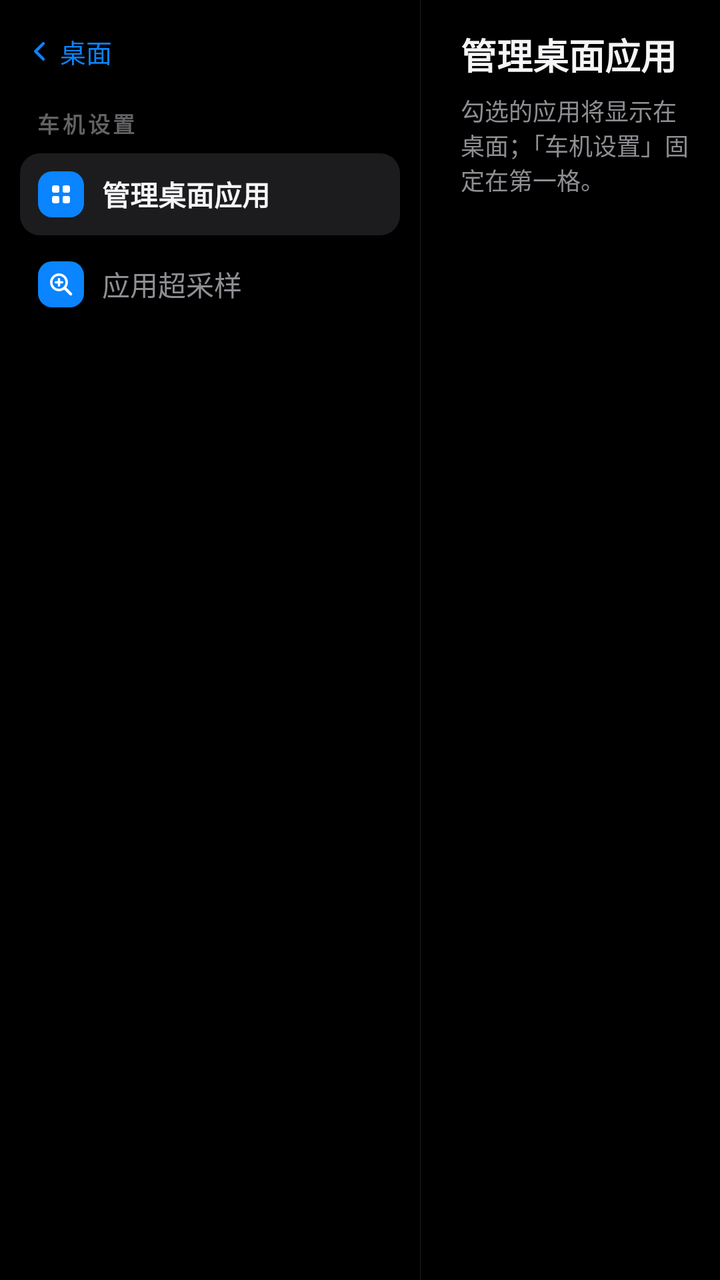
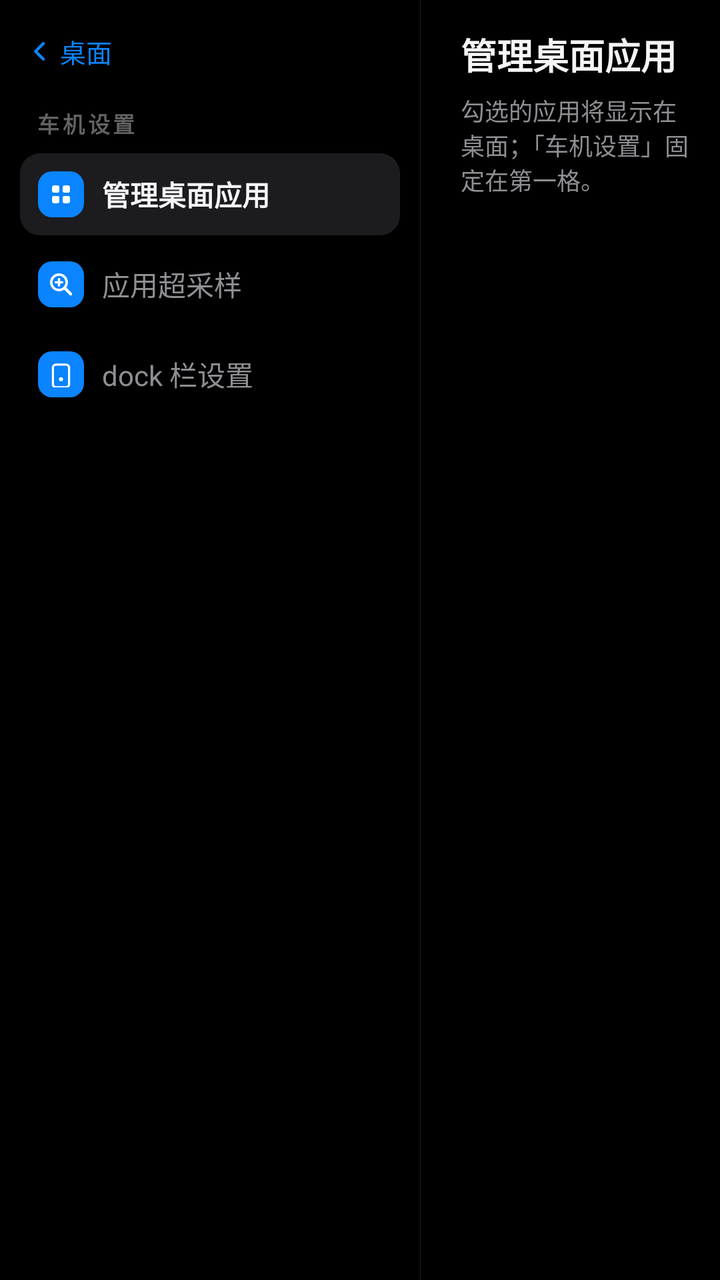

Compare the two renders of this Android layout. The source of the first and the diff that turns it into the second are given below.
<!-- AndroidManifest.xml: activity theme Theme.CarPlaySender.Settings -->
<!-- res/layout/activity_settings.xml -->
<?xml version="1.0" encoding="utf-8"?>
<LinearLayout xmlns:android="http://schemas.android.com/apk/res/android"
    android:layout_width="match_parent"
    android:layout_height="match_parent"
    android:orientation="horizontal"
    android:background="#FF000000">

    
    <LinearLayout
        android:id="@+id/settingsMenu"
        android:layout_width="210dp"
        android:layout_height="match_parent"
        android:orientation="vertical"
        android:paddingLeft="10dp"
        android:paddingRight="10dp"
        android:paddingTop="10dp"
        android:paddingBottom="12dp">

        <TextView
            android:id="@+id/btnBack"
            android:layout_width="wrap_content"
            android:layout_height="wrap_content"
            android:background="?android:attr/selectableItemBackground"
            android:drawableLeft="@drawable/ic_chevron_left"
            android:drawablePadding="4dp"
            android:gravity="center_vertical"
            android:paddingLeft="4dp"
            android:paddingTop="6dp"
            android:paddingRight="10dp"
            android:paddingBottom="6dp"
            android:text="桌面"
            android:textColor="#FF0A84FF"
            android:textSize="13sp" />

        <TextView
            android:layout_width="match_parent"
            android:layout_height="wrap_content"
            android:layout_marginLeft="8dp"
            android:layout_marginTop="12dp"
            android:layout_marginRight="8dp"
            android:letterSpacing="0.14"
            android:text="车机设置"
            android:textColor="#FF636366"
            android:textSize="11sp"
            android:textStyle="bold" />

        <LinearLayout
            android:id="@+id/menuDesktopApps"
            android:layout_width="match_parent"
            android:layout_height="wrap_content"
            android:layout_marginTop="7dp"
            android:background="@drawable/bg_menu_item"
            android:gravity="center_vertical"
            android:orientation="horizontal"
            android:padding="9dp">

            <ImageView
                android:layout_width="23dp"
                android:layout_height="23dp"
                android:background="@drawable/bg_menu_chip"
                android:importantForAccessibility="no"
                android:padding="5dp"
                android:src="@drawable/ic_menu_grid" />

            <TextView
                android:layout_width="wrap_content"
                android:layout_height="wrap_content"
                android:layout_marginLeft="9dp"
                android:text="管理桌面应用"
                android:textColor="#FFF5F5F7"
                android:textSize="14sp"
                android:textStyle="bold" />
        </LinearLayout>

        <LinearLayout
            android:id="@+id/menuSupersample"
            android:layout_width="match_parent"
            android:layout_height="wrap_content"
            android:layout_marginTop="4dp"
            android:background="?android:attr/selectableItemBackground"
            android:gravity="center_vertical"
            android:orientation="horizontal"
            android:padding="9dp">

            <ImageView
                android:layout_width="23dp"
                android:layout_height="23dp"
                android:background="@drawable/bg_menu_chip"
                android:importantForAccessibility="no"
                android:padding="5dp"
                android:src="@drawable/ic_menu_zoom" />

            <TextView
                android:layout_width="wrap_content"
                android:layout_height="wrap_content"
                android:layout_marginLeft="9dp"
                android:text="应用超采样"
                android:textColor="#FF8E8E93"
                android:textSize="14sp" />
        </LinearLayout>
    </LinearLayout>

    <View
        android:layout_width="1px"
        android:layout_height="match_parent"
        android:background="#FF1E1E21" />

    
    <FrameLayout
        android:layout_width="0dp"
        android:layout_height="match_parent"
        android:layout_weight="1">

        
        <LinearLayout
            android:id="@+id/contentDesktopApps"
            android:layout_width="match_parent"
            android:layout_height="match_parent"
            android:orientation="vertical"
            android:paddingLeft="20dp"
            android:paddingRight="13dp"
            android:paddingTop="14dp"
            android:paddingBottom="10dp">

            <LinearLayout
                android:layout_width="match_parent"
                android:layout_height="wrap_content"
                android:gravity="bottom"
                android:orientation="horizontal">

                <TextView
                    android:layout_width="wrap_content"
                    android:layout_height="wrap_content"
                    android:text="管理桌面应用"
                    android:textColor="#FFF5F5F7"
                    android:textSize="18sp"
                    android:textStyle="bold" />

                <TextView
                    android:id="@+id/settingsCount"
                    android:layout_width="wrap_content"
                    android:layout_height="wrap_content"
                    android:layout_marginLeft="10dp"
                    android:textColor="#FF8E8E93"
                    android:textSize="12sp" />
            </LinearLayout>

            <TextView
                android:layout_width="match_parent"
                android:layout_height="wrap_content"
                android:layout_marginTop="6dp"
                android:layout_marginBottom="11dp"
                android:text="勾选的应用将显示在桌面；「车机设置」固定在第一格。"
                android:textColor="#FF8E8E93"
                android:textSize="12sp" />

            
            <FrameLayout
                android:layout_width="match_parent"
                android:layout_height="0dp"
                android:layout_weight="1">

                <androidx.recyclerview.widget.RecyclerView
                    android:id="@+id/appList"
                    android:layout_width="match_parent"
                    android:layout_height="match_parent"
                    android:scrollbars="vertical" />

                <LinearLayout
                    android:id="@+id/appListIndex"
                    android:layout_width="wrap_content"
                    android:layout_height="wrap_content"
                    android:layout_gravity="right|center_vertical"
                    android:orientation="vertical"
                    android:paddingLeft="6dp" />
            </FrameLayout>
        </LinearLayout>

        
        <LinearLayout
            android:id="@+id/contentSupersample"
            android:layout_width="match_parent"
            android:layout_height="match_parent"
            android:orientation="vertical"
            android:paddingLeft="20dp"
            android:paddingRight="13dp"
            android:paddingTop="14dp"
            android:paddingBottom="10dp"
            android:visibility="gone">

            <TextView
                android:layout_width="wrap_content"
                android:layout_height="wrap_content"
                android:text="应用超采样"
                android:textColor="#FFF5F5F7"
                android:textSize="18sp"
                android:textStyle="bold" />

            <TextView
                android:layout_width="match_parent"
                android:layout_height="wrap_content"
                android:layout_marginTop="6dp"
                android:layout_marginBottom="11dp"
                android:text="超采样以 1.5× 分辨率渲染再缩回，竖屏应用顶部空带更小；横屏应用建议关闭（更清晰流畅）。自动 = 检测为竖屏应用时开启。"
                android:textColor="#FF8E8E93"
                android:textSize="12sp" />

            
            <FrameLayout
                android:layout_width="match_parent"
                android:layout_height="0dp"
                android:layout_weight="1">

                <androidx.recyclerview.widget.RecyclerView
                    android:id="@+id/ssList"
                    android:layout_width="match_parent"
                    android:layout_height="match_parent"
                    android:scrollbars="vertical" />

                <LinearLayout
                    android:id="@+id/ssListIndex"
                    android:layout_width="wrap_content"
                    android:layout_height="wrap_content"
                    android:layout_gravity="right|center_vertical"
                    android:orientation="vertical"
                    android:paddingLeft="6dp" />
            </FrameLayout>
        </LinearLayout>

        
        <TextView
            android:id="@+id/settingsToast"
            android:layout_width="wrap_content"
            android:layout_height="wrap_content"
            android:layout_gravity="bottom|center_horizontal"
            android:layout_marginBottom="21dp"
            android:alpha="0"
            android:background="@drawable/bg_settings_toast"
            android:paddingLeft="13dp"
            android:paddingTop="7dp"
            android:paddingRight="13dp"
            android:paddingBottom="7dp"
            android:textColor="#FFE5E5EA"
            android:textSize="12sp" />
    </FrameLayout>
</LinearLayout>
<!-- resources referenced by this layout -->
<resources>
  <!-- drawable bg_menu_chip (drawable) -->
  <?xml version="1.0" encoding="utf-8"?>
  <shape xmlns:android="http://schemas.android.com/apk/res/android"
      android:shape="rectangle">
      <solid android:color="#FF0A84FF" />
      <corners android:radius="7dp" />
  </shape>
  <!-- drawable bg_menu_item (drawable) -->
  <?xml version="1.0" encoding="utf-8"?>
  <shape xmlns:android="http://schemas.android.com/apk/res/android"
      android:shape="rectangle">
      <solid android:color="#FF1C1C1F" />
      <corners android:radius="10dp" />
  </shape>
  <!-- drawable bg_settings_toast (drawable) -->
  <?xml version="1.0" encoding="utf-8"?>
  <shape xmlns:android="http://schemas.android.com/apk/res/android"
      android:shape="rectangle">
      <solid android:color="#F01C1C1F" />
      <corners android:radius="8dp" />
  </shape>
  <!-- drawable ic_chevron_left (drawable) -->
  <?xml version="1.0" encoding="utf-8"?>
  <vector xmlns:android="http://schemas.android.com/apk/res/android"
      android:width="12dp"
      android:height="12dp"
      android:viewportWidth="16"
      android:viewportHeight="16">
      <path
          android:pathData="M10.2,2.8 L5,8 L10.2,13.2"
          android:strokeColor="#FF0A84FF"
          android:strokeWidth="2"
          android:strokeLineCap="round"
          android:strokeLineJoin="round"
          android:fillColor="#00000000" />
  </vector>
  <!-- drawable ic_menu_zoom (drawable) -->
  <?xml version="1.0" encoding="utf-8"?>
  <vector xmlns:android="http://schemas.android.com/apk/res/android"
      android:width="13dp"
      android:height="13dp"
      android:viewportWidth="64"
      android:viewportHeight="64">
      <path
          android:pathData="M27,8 a19,19 0 1 0 0,38 a19,19 0 1 0 0,-38"
          android:strokeColor="#FFFFFFFF"
          android:strokeWidth="6"
          android:fillColor="#00000000" />
      <path
          android:pathData="M41,41 L56,56"
          android:strokeColor="#FFFFFFFF"
          android:strokeWidth="7"
          android:strokeLineCap="round"
          android:fillColor="#00000000" />
      <path
          android:pathData="M27,19 v16 M19,27 h16"
          android:strokeColor="#FFFFFFFF"
          android:strokeWidth="5.5"
          android:strokeLineCap="round"
          android:fillColor="#00000000" />
  </vector>
  <style name="Theme.CarPlaySender.Settings" parent="Theme.CarPlaySender.Launcher">
          <item name="android:windowAnimationStyle">@style/CarPlaySettingsAnimation</item>
      </style>
  <style name="Theme.CarPlaySender.Launcher" parent="Theme.AppCompat.DayNight.NoActionBar">
          <item name="android:windowBackground">@android:color/transparent</item>
          <item name="android:colorBackground">@android:color/transparent</item>
          <item name="android:windowIsTranslucent">true</item>
          <item name="android:statusBarColor">#101418</item>
          <item name="android:windowLightStatusBar">false</item>
      </style>
  <style name="CarPlaySettingsAnimation" parent="">
          <item name="android:activityOpenEnterAnimation">@anim/settings_in</item>
          <item name="android:activityOpenExitAnimation">@anim/stay</item>
          <item name="android:activityCloseEnterAnimation">@anim/stay</item>
          <item name="android:activityCloseExitAnimation">@anim/settings_out</item>
      </style>
  <!-- unchanged entries left out for length: 1 -->
</resources>

<!-- the commit's change to res/layout/activity_settings.xml (unified diff, before → after) -->
@@ -98,6 +98,33 @@
                 android:textColor="#FF8E8E93"
                 android:textSize="14sp" />
         </LinearLayout>
+
+        <LinearLayout
+            android:id="@+id/menuDock"
+            android:layout_width="match_parent"
+            android:layout_height="wrap_content"
+            android:layout_marginTop="4dp"
+            android:background="?android:attr/selectableItemBackground"
+            android:gravity="center_vertical"
+            android:orientation="horizontal"
+            android:padding="9dp">
+
+            <ImageView
+                android:layout_width="23dp"
+                android:layout_height="23dp"
+                android:background="@drawable/bg_menu_chip"
+                android:importantForAccessibility="no"
+                android:padding="5dp"
+                android:src="@drawable/ic_menu_dock" />
+
+            <TextView
+                android:layout_width="wrap_content"
+                android:layout_height="wrap_content"
+                android:layout_marginLeft="9dp"
+                android:text="dock 栏设置"
+                android:textColor="#FF8E8E93"
+                android:textSize="14sp" />
+        </LinearLayout>
     </LinearLayout>
 
     <View
@@ -225,6 +252,99 @@
                     android:orientation="vertical"
                     android:paddingLeft="6dp" />
             </FrameLayout>
+        </LinearLayout>
+
+        
+        <LinearLayout
+            android:id="@+id/contentDock"
+            android:layout_width="match_parent"
+            android:layout_height="match_parent"
+            android:orientation="vertical"
+            android:paddingLeft="20dp"
+            android:paddingRight="13dp"
+            android:paddingTop="14dp"
+            android:paddingBottom="10dp"
+            android:visibility="gone">
+
+            <TextView
+                android:layout_width="wrap_content"
+                android:layout_height="wrap_content"
+                android:text="dock 栏设置"
+                android:textColor="#FFF5F5F7"
+                android:textSize="18sp"
+                android:textStyle="bold" />
+
+            <TextView
+                android:layout_width="match_parent"
+                android:layout_height="wrap_content"
+                android:layout_marginTop="6dp"
+                android:layout_marginBottom="11dp"
+                android:text="调整 dock 栏壁纸的暗幕透明度与高斯模糊程度，拖动即时生效。"
+                android:textColor="#FF8E8E93"
+                android:textSize="12sp" />
+
+            <TextView
+                android:layout_width="wrap_content"
+                android:layout_height="wrap_content"
+                android:text="暗幕透明度"
+                android:textColor="#FFF5F5F7"
+                android:textSize="14sp" />
+
+            <LinearLayout
+                android:layout_width="match_parent"
+                android:layout_height="wrap_content"
+                android:layout_marginTop="4dp"
+                android:gravity="center_vertical"
+                android:orientation="horizontal">
+
+                <SeekBar
+                    android:id="@+id/dockScrimSeek"
+                    android:layout_width="0dp"
+                    android:layout_height="wrap_content"
+                    android:layout_weight="1"
+                    android:max="100" />
+
+                <TextView
+                    android:id="@+id/dockScrimValue"
+                    android:layout_width="52dp"
+                    android:layout_height="wrap_content"
+                    android:layout_marginLeft="8dp"
+                    android:gravity="right"
+                    android:textColor="#FF8E8E93"
+                    android:textSize="12sp" />
+            </LinearLayout>
+
+            <TextView
+                android:layout_width="wrap_content"
+                android:layout_height="wrap_content"
+                android:layout_marginTop="14dp"
+                android:text="背景模糊程度"
+                android:textColor="#FFF5F5F7"
+                android:textSize="14sp" />
+
+            <LinearLayout
+                android:layout_width="match_parent"
+                android:layout_height="wrap_content"
+                android:layout_marginTop="4dp"
+                android:gravity="center_vertical"
+                android:orientation="horizontal">
+
+                <SeekBar
+                    android:id="@+id/dockBlurSeek"
+                    android:layout_width="0dp"
+                    android:layout_height="wrap_content"
+                    android:layout_weight="1"
+                    android:max="100" />
+
+                <TextView
+                    android:id="@+id/dockBlurValue"
+                    android:layout_width="52dp"
+                    android:layout_height="wrap_content"
+                    android:layout_marginLeft="8dp"
+                    android:gravity="right"
+                    android:textColor="#FF8E8E93"
+                    android:textSize="12sp" />
+            </LinearLayout>
         </LinearLayout>
 
         
<!-- resource entries referenced after the edit -->
@@ -35,6 +35,22 @@
           android:strokeLineCap="round"
           android:strokeLineJoin="round"
           android:fillColor="#00000000" />
+  </vector>
+  <!-- drawable ic_menu_dock (drawable) -->
+  <?xml version="1.0" encoding="utf-8"?>
+  <vector xmlns:android="http://schemas.android.com/apk/res/android"
+      android:width="13dp"
+      android:height="13dp"
+      android:viewportWidth="64"
+      android:viewportHeight="64">
+      <path
+          android:fillColor="#00000000"
+          android:pathData="M20,8 h24 a8,8 0 0 1 8,8 v40 a8,8 0 0 1 -8,8 h-24 a8,8 0 0 1 -8,-8 v-40 a8,8 0 0 1 8,-8 z"
+          android:strokeColor="#FFFFFFFF"
+          android:strokeWidth="5.5" />
+      <path
+          android:fillColor="#FFFFFFFF"
+          android:pathData="M32,44 m-5,0 a5,5 0 1 1 10,0 a5,5 0 1 1 -10,0" />
   </vector>
   <!-- drawable ic_menu_zoom (drawable) -->
   <?xml version="1.0" encoding="utf-8"?>
